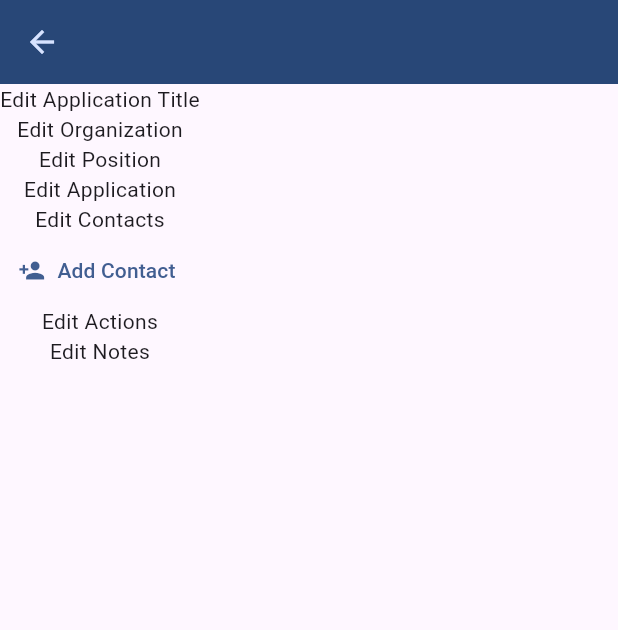
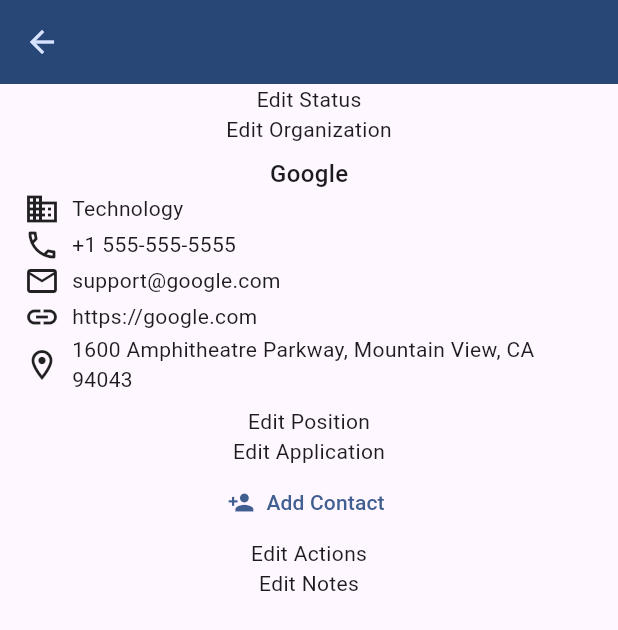
Before and after one commit to MoldyHacker/flutter_applications_tracker, a Flutter app: the EditApplicationScreen screen opened directly with empty values, on a phone screen of 412 x 824 dp. Shown: the top 630 px of the screen. Run offline on Flutter 3.47's test engine with Material 3 defaults, Android fonts, the light colour scheme and no system bars; our stand-ins replace cloud_firestore, expansion_tile_card, firebase_auth, firebase_core; accounts and stored records are empty.

Commit message:
Add Organization details to Edit Application screen

```diff
--- a/lib/screens/edit_application.dart
+++ b/lib/screens/edit_application.dart
@@ -1,5 +1,6 @@
 import 'package:applications_tracker/models/application.dart';
 import 'package:applications_tracker/models/contact.dart';
+import 'package:applications_tracker/models/organization.dart';
 import 'package:flutter/material.dart';
 
 List<Contact> contacts = [
@@ -23,6 +24,16 @@
   // ),
 ];
 
+Organization organization = Organization(
+  id: '1',
+  name: 'Google',
+  website: 'https://google.com',
+  industry: 'Technology',
+  location: '1600 Amphitheatre Parkway, Mountain View, CA 94043',
+  phone: '+1 555-555-5555',
+  email: 'support@google.com',
+);
+
 class EditApplicationScreen extends StatelessWidget {
   const EditApplicationScreen({super.key, required this.application});
 
@@ -42,14 +53,76 @@
         body: SingleChildScrollView(
           child: Column(
             children: [
-              Text('Edit Application Title'),
-              Text('Edit Organization'),
-              Text('Edit Position'),
-              Text('Edit Application'),
-              Text('Edit Contacts'),
-              // if no contacts, show 'Add Contact' button
-              // if contacts, show list of contacts
-              // if contacts, show 'Edit Contacts' button
+              const Text('Edit Status'),
+              const Text('Edit Organization'),
+              Padding(
+                padding: const EdgeInsets.symmetric(
+                  horizontal: 16.0,
+                  vertical: 8.0,
+                ),
+                child: Column(
+                  children: [
+                    Text(
+                      organization.name,
+                      style: TextStyle(
+                        fontSize:
+                            Theme.of(context).textTheme.titleMedium!.fontSize,
+                        fontWeight:
+                            Theme.of(context).textTheme.titleMedium!.fontWeight,
+                      ),
+                    ),
+                    if (organization.industry != null)
+                      Row(
+                        children: [
+                          const Icon(Icons.business_outlined),
+                          const SizedBox(width: 8),
+                          Text(organization.industry!),
+                        ],
+                      ),
+                      if (organization.phone != null)
+                      Row(
+                        children: [
+                          const Icon(Icons.phone_outlined),
+                          const SizedBox(width: 8),
+                          Text(organization.phone!),
+                        ],
+                      ),
+                    if (organization.email != null)
+                      Row(
+                        children: [
+                          const Icon(Icons.email_outlined),
+                          const SizedBox(width: 8),
+                          Text(organization.email!),
+                        ],
+                      ),
+                    if (organization.website != null)
+                      Row(
+                        children: [
+                          const Icon(Icons.link_outlined),
+                          const SizedBox(width: 8),
+
+                          Text(organization.website!),
+                        ],
+                      ),
+
+                      if (organization.location != null)
+                      Row(
+                        children: [
+                          const Icon(Icons.location_on_outlined),
+                          const SizedBox(width: 8),
+                          Expanded(
+                            child: Text(
+                              organization.location!,
+                              maxLines: 2,
+                            ),
+                          ),
+                        ],
+                      ),
+                  ],
+                ),
+              ),
+              const Text('Edit Position'),
+              const Text('Edit Application'),
               if (contacts.isEmpty)
                 TextButton.icon(
                   icon: const Icon(Icons.person_add),
```
